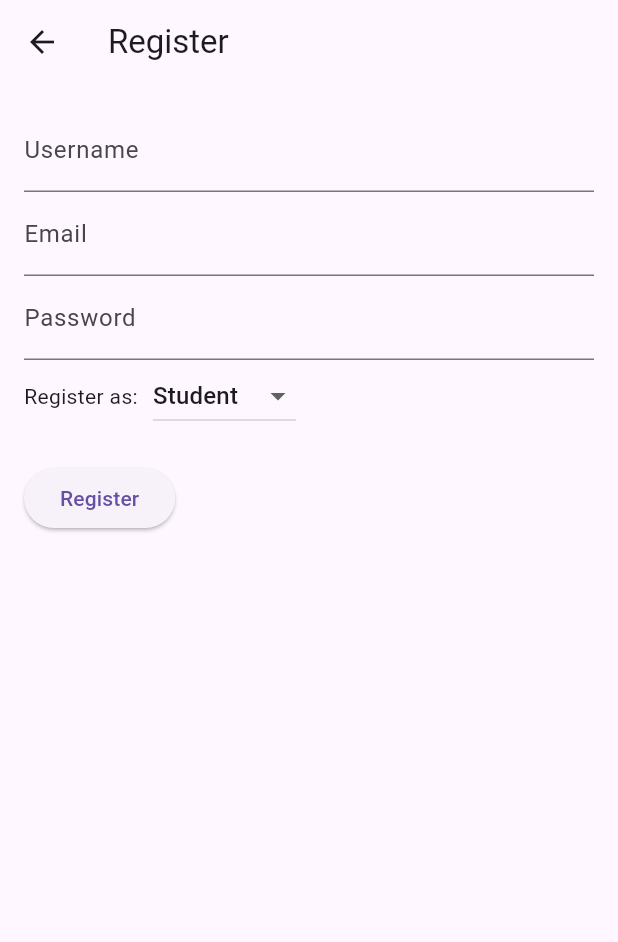
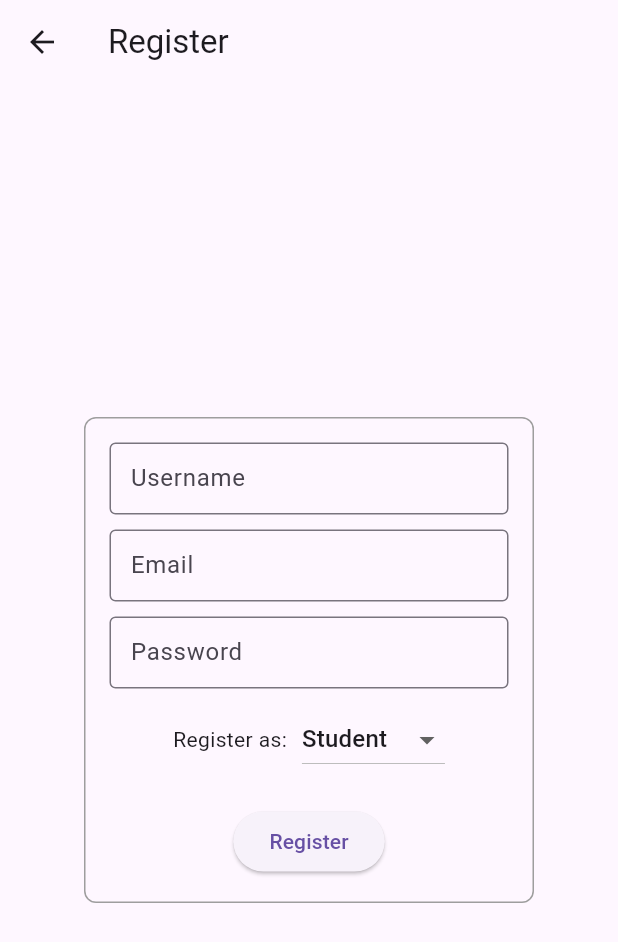
Before and after one commit to Sanjarbek17/tatu_frontend, a Flutter app: the RegisterScreen screen opened directly, on a phone screen of 412 x 824 dp. Shown: the top 942 px of the screen. Run offline on Flutter 3.47's test engine with Material 3 defaults, Android fonts, the phone set to English and light mode, and no system bars; our stand-ins replace file_picker, go_router, shared_preferences; missing offline and left inert: dart:html; accounts and stored records are empty.

Commit message:
Enhance registration screen UI: update layout with fixed width container, add borders and padding to text fields, and improve button styling for better user experience.

```diff
--- a/lib/router.dart
+++ b/lib/router.dart
@@ -24,9 +24,16 @@ class LoginObserver extends NavigatorObserver {
   }
 
   void _checkLoginStatus(Route<dynamic> route) async {
+    if (route.settings.name == RegisterScreen.routeName ||
+        route.settings.name == LoginScreen.routeName ||
+        route.settings.name == null) {
+      return;
+    }
     final authProvider = route.navigator!.context.read<AuthProvider>();
     final isLoggedIn = await authProvider.tryAutoLogin();
     if (!isLoggedIn && route.settings.name != LoginScreen.routeName) {
+      print('screen name: ${route.settings.name}');
+
       GoRouter.of(route.navigator!.context).go(LoginScreen.routeName);
     }
   }
--- a/lib/web/providers/auth_provider.dart
+++ b/lib/web/providers/auth_provider.dart
@@ -1,5 +1,4 @@
 import 'package:flutter/material.dart';
-import 'package:go_router/go_router.dart';
 import 'package:shared_preferences/shared_preferences.dart';
 import 'package:http/http.dart' as http;
 import 'dart:convert';
@@ -153,11 +152,4 @@ class AuthProvider with ChangeNotifier {
     notifyListeners();
     return true;
   }
-
-  Future<void> checkLoginStatus(BuildContext context) async {
-    final prefs = await SharedPreferences.getInstance();
-    if (!prefs.containsKey('token')) {
-      context.go('/login');
-    }
-  }
 }
--- a/lib/web/screens/auth/register_screen.dart
+++ b/lib/web/screens/auth/register_screen.dart
@@ -78,26 +78,59 @@ class _RegisterScreenState extends State<RegisterScreen> {
   Widget build(BuildContext context) {
     return Scaffold(
       appBar: AppBar(title: Text('Register')),
-      body: Padding(
+      body: Center(
+        child: Padding(
           padding: const EdgeInsets.all(16.0),
-        child: SingleChildScrollView(
+          child: Container(
+            width: 300, // Set a fixed width for the square shape
+            padding: const EdgeInsets.all(16.0),
+            decoration: BoxDecoration(
+              border: Border.all(color: Colors.grey),
+              borderRadius: BorderRadius.circular(8.0),
+            ),
             child: Column(
-            crossAxisAlignment: CrossAxisAlignment.start,
+              mainAxisSize: MainAxisSize.min,
+              mainAxisAlignment: MainAxisAlignment.center,
               children: [
                 TextField(
                   controller: _usernameController,
-                decoration: InputDecoration(labelText: 'Username'),
+                  decoration: InputDecoration(
+                    labelText: 'Username',
+                    border: OutlineInputBorder(),
+                    contentPadding: EdgeInsets.symmetric(
+                      vertical: 10,
+                      horizontal: 10,
                     ),
+                  ),
+                ),
+                SizedBox(height: 10),
                 TextField(
                   controller: _emailController,
-                decoration: InputDecoration(labelText: 'Email'),
+                  decoration: InputDecoration(
+                    labelText: 'Email',
+                    border: OutlineInputBorder(),
+                    contentPadding: EdgeInsets.symmetric(
+                      vertical: 10,
+                      horizontal: 10,
                     ),
+                  ),
+                ),
+                SizedBox(height: 10),
                 TextField(
                   controller: _passwordController,
-                decoration: InputDecoration(labelText: 'Password'),
+                  decoration: InputDecoration(
+                    labelText: 'Password',
+                    border: OutlineInputBorder(),
+                    contentPadding: EdgeInsets.symmetric(
+                      vertical: 10,
+                      horizontal: 10,
+                    ),
+                  ),
                   obscureText: true,
                 ),
+                SizedBox(height: 10),
                 Row(
+                  mainAxisAlignment: MainAxisAlignment.center,
                   children: [
                     Text('Register as:'),
                     SizedBox(width: 10),
@@ -126,6 +159,7 @@ class _RegisterScreenState extends State<RegisterScreen> {
             ),
           ),
         ),
+      ),
     );
   }
 
```
Lines whose indentation alone changed are shown as unchanged.
